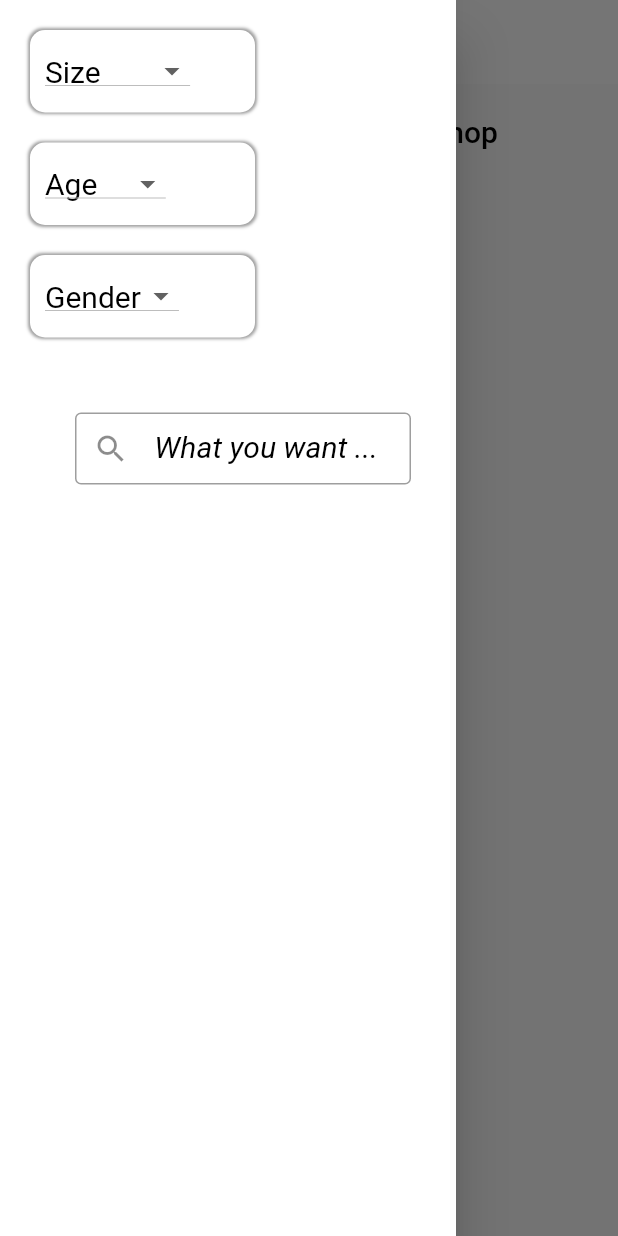
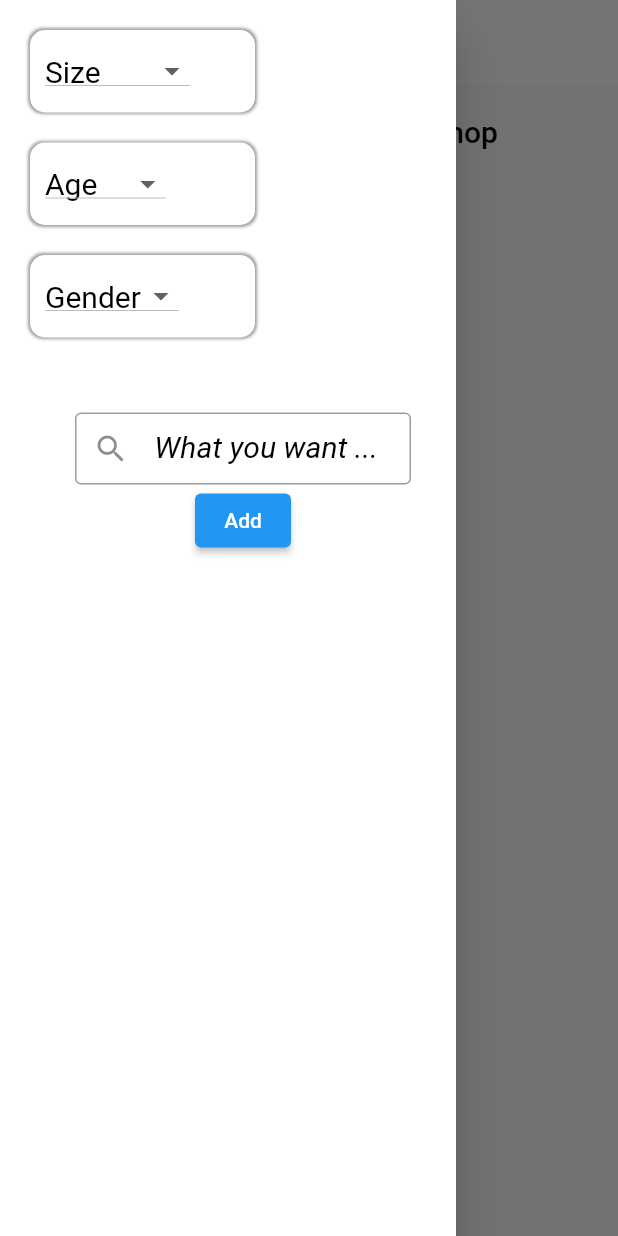
Before and after one commit to Rahafjamal/Pets-World, a Flutter app: the BirdScreen screen opened directly, with the side drawer open, on a phone screen of 412 x 824 dp. Run offline on Flutter 3.47's test engine with Material 2 defaults, Android fonts, the phone set to English and light mode, and no system bars; our stand-ins replace carousel_slider, cloud_firestore, device_preview, firebase_auth, firebase_core, flutter_dotenv and 4 more; missing offline and left inert: ant_design_flutter; accounts and stored records are empty.

```diff
--- a/lib/Screens/drawerScreen.dart
+++ b/lib/Screens/drawerScreen.dart
@@ -11,14 +11,18 @@ class DrawerScreen extends StatelessWidget {
       {super.key,
       required this.Data,
       required this.FilterData,
-      required this.type});
+      required this.type,
+      required this.SearchData,});
 
   Function FilterData;
   String type;
   var Data;
+  Function SearchData;
 
   @override
   Widget build(BuildContext context) {
+    var SearchController = TextEditingController();
+
     return SafeArea(
       child: Drawer(
         backgroundColor: Colors.white,
@@ -27,13 +31,13 @@ class DrawerScreen extends StatelessWidget {
           child: Column(
             crossAxisAlignment: CrossAxisAlignment.start,
             children: [
-              SizedBox(height: 20),
+              const SizedBox(height: 20),
               Container(
                 alignment: Alignment.topLeft,
                 width: 150,
                 height: 55,
-                padding: EdgeInsets.all(10),
-                decoration: BoxDecoration(
+                padding: const EdgeInsets.all(10),
+                decoration: const BoxDecoration(
                   color: Colors.white,
                   boxShadow: [
                     BoxShadow(
@@ -42,7 +46,7 @@ class DrawerScreen extends StatelessWidget {
                       blurRadius: 1,
                     )
                   ],
-                  borderRadius: const BorderRadius.all(Radius.circular(10)),
+                  borderRadius: BorderRadius.all(Radius.circular(10)),
                 ),
                 child: SizeDrop(
                   FilterData: FilterData,
@@ -53,13 +57,13 @@ class DrawerScreen extends StatelessWidget {
                   params: "size",
                 ),
               ),
-              SizedBox(height: 20),
+              const SizedBox(height: 20),
               Container(
                 alignment: Alignment.topLeft,
                 width: 150,
                 height: 55,
-                padding: EdgeInsets.all(10),
-                decoration: BoxDecoration(
+                padding: const EdgeInsets.all(10),
+                decoration: const BoxDecoration(
                   color: Colors.white,
                   boxShadow: [
                     BoxShadow(
@@ -68,7 +72,7 @@ class DrawerScreen extends StatelessWidget {
                       blurRadius: 1,
                     )
                   ],
-                  borderRadius: const BorderRadius.all(Radius.circular(10)),
+                  borderRadius: BorderRadius.all(Radius.circular(10)),
                 ),
                 child: SizeDrop(
                   FilterData: FilterData,
@@ -79,13 +83,13 @@ class DrawerScreen extends StatelessWidget {
                   params: "age",
                 ),
               ),
-              SizedBox(height: 20),
+              const SizedBox(height: 20),
               Container(
                 alignment: Alignment.topLeft,
                 width: 150,
                 height: 55,
-                padding: EdgeInsets.all(10),
-                decoration: BoxDecoration(
+                padding: const EdgeInsets.all(10),
+                decoration: const BoxDecoration(
                   color: Colors.white,
                   boxShadow: [
                     BoxShadow(
@@ -94,7 +98,7 @@ class DrawerScreen extends StatelessWidget {
                       blurRadius: 1,
                     )
                   ],
-                  borderRadius: const BorderRadius.all(Radius.circular(10)),
+                  borderRadius: BorderRadius.all(Radius.circular(10)),
                 ),
                 child: SizeDrop(
                   FilterData: FilterData,
@@ -105,12 +109,14 @@ class DrawerScreen extends StatelessWidget {
                   params: "gender",
                 ),
               ),
-              SizedBox(height: 20),
+              const SizedBox(height: 20),
               Center(
                 child: Padding(
-                  padding: EdgeInsets.all(30),
-                  child: TextFormField(
-                    decoration: InputDecoration(
+                  padding: const EdgeInsets.all(30),
+                  child: Column(children: [
+                  TextFormField(
+                    controller: SearchController,
+                    decoration: const InputDecoration(
                       label: Text(
                         " What you want ... ",
                         style: TextStyle(
@@ -134,10 +140,18 @@ class DrawerScreen extends StatelessWidget {
                       ),
                     ),
                   ),
+                  ElevatedButton(
+              onPressed: () {
+                SearchData(SearchController.text);
+                },
+              child: const Text("Add"),
+            ),
+                  ],),
                 ),
               ),
             ],
           ),
+
         ),
       ),
     );
--- a/lib/Shop/home_body.dart
+++ b/lib/Shop/home_body.dart
@@ -66,11 +66,6 @@ class HomeBody extends StatelessWidget {
                   },
                 ),
 
-                // ListView.builder(
-                //   itemCount: products.length,
-                //   itemBuilder: (BuildContext context, int index) {
-                //   },
-                // ),
               ],
             ),
           )
```
Also changed, not shown: lib/CatModels/CartSliderView.dart (+7 -7 lines), lib/Logic/animalapi.dart (+12 -0 lines), lib/Screens/Animals/BirdScreen.dart (+12 -1 lines), lib/Screens/Animals/CatScreen.dart (+12 -0 lines), lib/Screens/Animals/DogScreen.dart (+12 -1 lines), lib/Screens/Animals/FurryScreen.dart (+12 -0 lines), lib/Screens/Animals/HorseScreen.dart (+12 -1 lines), lib/Screens/Animals/RabbitScreen.dart (+12 -1 lines), lib/Shop/details_screen.dart (+22 -3 lines).
